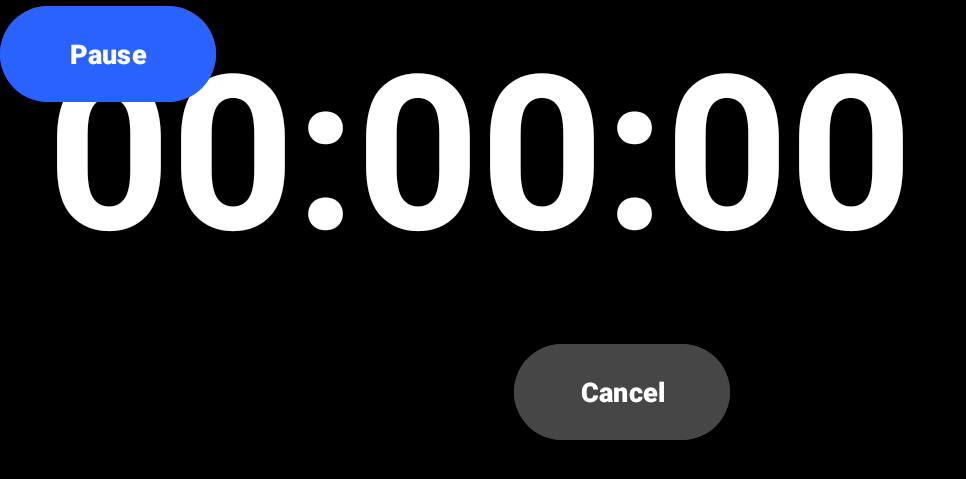
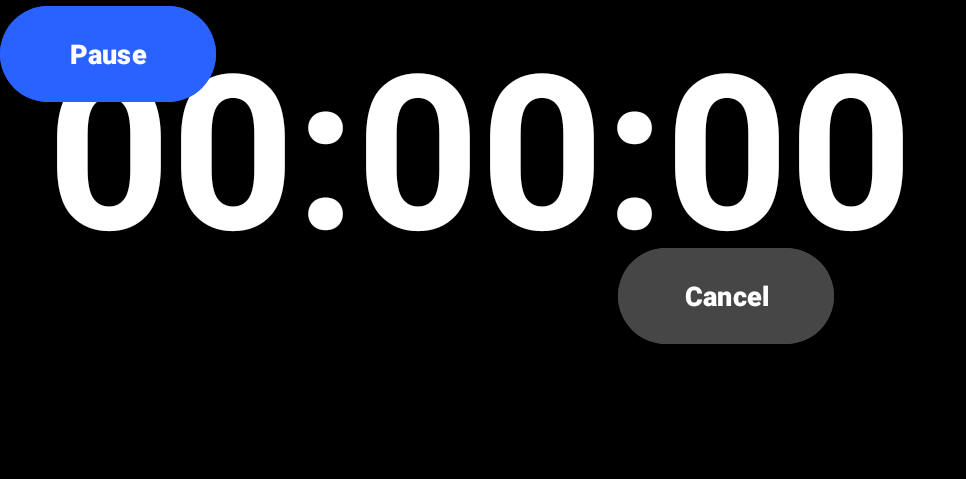
Before and after one commit to ShivamKumarPTU/Full_Screen_Timer, an Android app: the TimerScreen screen opened directly, with no data from a screen before it, on a phone screen of 824 x 412 dp (held sideways). Shown: the top 479 px of the screen, without its empty margins (0-966 px from the left). Run offline under Robolectric (Android 15) with nearby library versions, the light colour scheme and no system bars; 1 statement that could not run was skipped.

Commit message:
Commit this change

```diff
--- a/app/src/main/res/layout/activity_timer_screen.xml
+++ b/app/src/main/res/layout/activity_timer_screen.xml
@@ -40,9 +40,6 @@
         android:id="@+id/button2"
         android:layout_width="144dp"
         android:layout_height="72dp"
-        android:layout_marginStart="49dp"
-        android:layout_marginTop="64dp"
-        android:layout_marginEnd="188dp"
         android:backgroundTint="#474646"
         android:text="Cancel"
         android:textColor="#FFFFFF"
```
